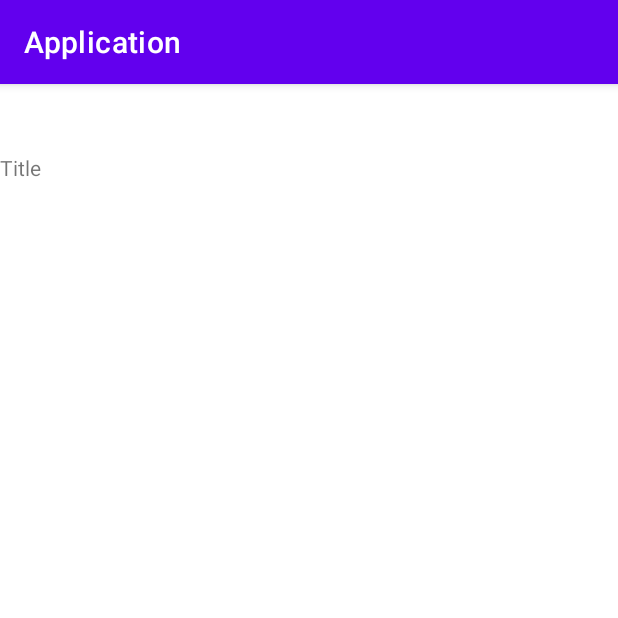
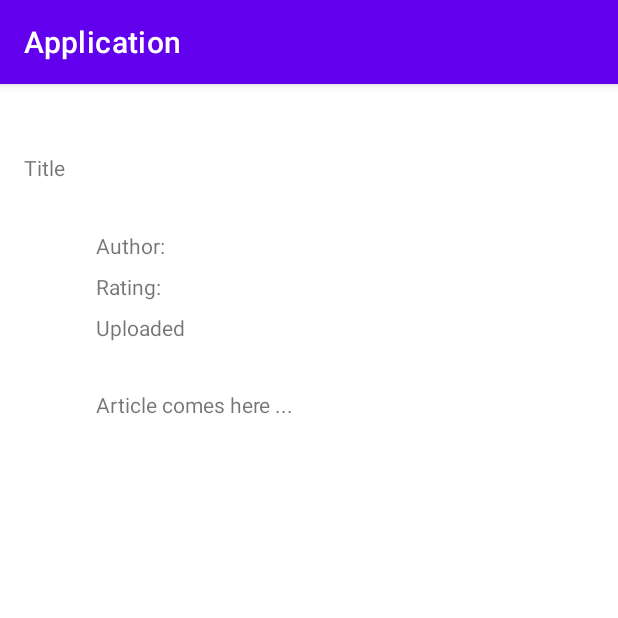
Before and after one commit to Szoftverrendszerek-tervezese/Android, an Android app: the screen it shows after launch (HomeActivity), on a phone screen of 412 x 824 dp, the top half of it. Run offline under Robolectric (Android 15) with nearby library versions, the phone set to English and light mode, and no system bars.

Commit message:
elements added into layout

```diff
--- a/app/src/main/res/layout/fragment_article.xml
+++ b/app/src/main/res/layout/fragment_article.xml
@@ -7,6 +7,28 @@
     android:layout_height="match_parent"
     tools:context=".home.Article.ArticleFragment">
 
+
+    <TextView
+        android:id="@+id/dateTextView"
+        android:layout_width="wrap_content"
+        android:layout_height="wrap_content"
+        android:layout_marginStart="64dp"
+        android:layout_marginLeft="64dp"
+        android:layout_marginTop="8dp"
+        android:text="Uploaded"
+        app:layout_constraintStart_toStartOf="parent"
+        app:layout_constraintTop_toBottomOf="@+id/ratingTextView" />
+
+    <TextView
+        android:id="@+id/ratingTextView"
+        android:layout_width="wrap_content"
+        android:layout_height="wrap_content"
+        android:layout_marginStart="64dp"
+        android:layout_marginLeft="64dp"
+        android:layout_marginTop="8dp"
+        android:text="Rating: "
+        app:layout_constraintStart_toStartOf="parent"
+        app:layout_constraintTop_toBottomOf="@+id/authorTextView" />
 
     <androidx.constraintlayout.widget.Guideline
         android:id="@+id/startHorizontal"
@@ -19,7 +41,31 @@
         android:id="@+id/titleTextView"
         android:layout_width="46dp"
         android:layout_height="20dp"
+        android:layout_marginStart="16dp"
+        android:layout_marginLeft="16dp"
         android:text="Title"
-        app:layout_constraintTop_toTopOf="@+id/startHorizontal"
-        tools:layout_editor_absoluteX="70dp" />
+        app:layout_constraintStart_toStartOf="parent"
+        app:layout_constraintTop_toTopOf="@+id/startHorizontal" />
+
+    <TextView
+        android:id="@+id/authorTextView"
+        android:layout_width="wrap_content"
+        android:layout_height="wrap_content"
+        android:layout_marginStart="64dp"
+        android:layout_marginLeft="64dp"
+        android:layout_marginTop="32dp"
+        android:text="Author: "
+        app:layout_constraintStart_toStartOf="parent"
+        app:layout_constraintTop_toBottomOf="@+id/titleTextView" />
+
+    <TextView
+        android:id="@+id/articleTextView"
+        android:layout_width="304dp"
+        android:layout_height="352dp"
+        android:layout_marginStart="64dp"
+        android:layout_marginLeft="64dp"
+        android:layout_marginTop="32dp"
+        android:text="Article comes here ..."
+        app:layout_constraintStart_toStartOf="parent"
+        app:layout_constraintTop_toBottomOf="@+id/dateTextView" />
 </androidx.constraintlayout.widget.ConstraintLayout>
```
